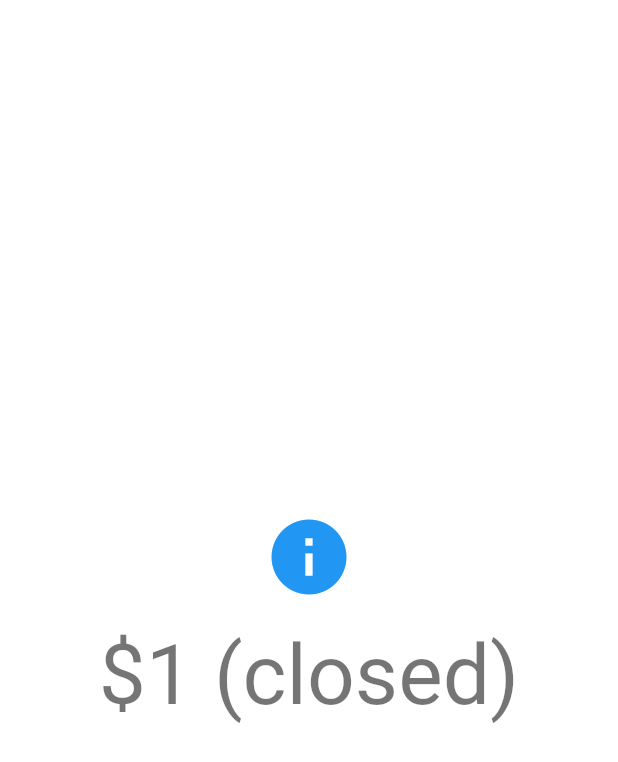
After one commit to Tosin8/widget_catalog, a Flutter app: the screen it shows after launch, on a phone screen of 412 x 824 dp. The commit adds this screen. Shown: the top 762 px of the screen. Run offline on Flutter 3.47's test engine with Material 2 defaults, Android fonts, the phone set to English and light mode, and no system bars.

Commit message:
Create StreamBuilder

```diff
--- /dev/null
+++ b/lib/async/streamBuilder.dart
@@ -0,0 +1,120 @@
+import 'dart:async';
+
+import 'package:flutter/material.dart';
+
+class StreamBuilder_W extends StatefulWidget {
+  const StreamBuilder_W({super.key});
+
+  @override
+  State<StreamBuilder_W> createState() => _StreamBuilder_WState();
+}
+
+class _StreamBuilder_WState extends State<StreamBuilder_W> {
+  final Stream<int> _bids = (() {
+    late final StreamController<int> controller;
+    controller = StreamController<int>(
+      onListen: () async {
+        await Future<void>.delayed(const Duration(seconds: 1));
+        controller.add(1);
+        await Future<void>.delayed(const Duration(seconds: 1));
+        await controller.close();
+      },
+    );
+    return controller.stream;
+  })();
+
+  @override
+  Widget build(BuildContext context) {
+    return DefaultTextStyle(
+      style: Theme.of(context).textTheme.displayMedium!,
+      textAlign: TextAlign.center,
+      child: Container(
+        alignment: FractionalOffset.center,
+        color: Colors.white,
+        child: StreamBuilder<int>(
+          stream: _bids,
+          builder: (BuildContext context, AsyncSnapshot<int> snapshot) {
+            List<Widget> children;
+            if (snapshot.hasError) {
+              children = <Widget>[
+                const Icon(
+                  Icons.error_outline,
+                  color: Colors.red,
+                  size: 60,
+                ),
+                Padding(
+                  padding: const EdgeInsets.only(top: 16),
+                  child: Text('Error: ${snapshot.error}'),
+                ),
+                Padding(
+                  padding: const EdgeInsets.only(top: 8),
+                  child: Text('Stack trace: ${snapshot.stackTrace}'),
+                ),
+              ];
+            } else {
+              switch (snapshot.connectionState) {
+                case ConnectionState.none:
+                  children = const <Widget>[
+                    Icon(
+                      Icons.info,
+                      color: Colors.blue,
+                      size: 60,
+                    ),
+                    Padding(
+                      padding: EdgeInsets.only(top: 16),
+                      child: Text('Select a lot'),
+                    ),
+                  ];
+                  break;
+                case ConnectionState.waiting:
+                  children = const <Widget>[
+                    SizedBox(
+                      width: 60,
+                      height: 60,
+                      child: CircularProgressIndicator(),
+                    ),
+                    Padding(
+                      padding: EdgeInsets.only(top: 16),
+                      child: Text('Awaiting bids...'),
+                    ),
+                  ];
+                  break;
+                case ConnectionState.active:
+                  children = <Widget>[
+                    const Icon(
+                      Icons.check_circle_outline,
+                      color: Colors.green,
+                      size: 60,
+                    ),
+                    Padding(
+                      padding: const EdgeInsets.only(top: 16),
+                      child: Text('\$${snapshot.data}'),
+                    ),
+                  ];
+                  break;
+                case ConnectionState.done:
+                  children = <Widget>[
+                    const Icon(
+                      Icons.info,
+                      color: Colors.blue,
+                      size: 60,
+                    ),
+                    Padding(
+                      padding: const EdgeInsets.only(top: 16),
+                      child: Text('\$${snapshot.data} (closed)'),
+                    ),
+                  ];
+                  break;
+              }
+            }
+
+            return Column(
+              mainAxisAlignment: MainAxisAlignment.center,
+              children: children,
+            );
+          },
+        ),
+      ),
+    );
+  }
+}
--- a/lib/main.dart
+++ b/lib/main.dart
@@ -1,6 +1,6 @@
 import 'package:flutter/material.dart';
 
-import 'basic/appBar.dart';
+import 'async/streamBuilder.dart';
 
 void main() {
   runApp(const MyApp());
@@ -18,7 +18,7 @@
         primarySwatch: Colors.blue,
       ),
       debugShowCheckedModeBanner: false,
-      home: const AppBarExample1(),
+      home: const StreamBuilder_W(),
     );
   }
 }
```
Also changed, not shown: lib/async/futureBuilder.dart (+72 -0 lines).
